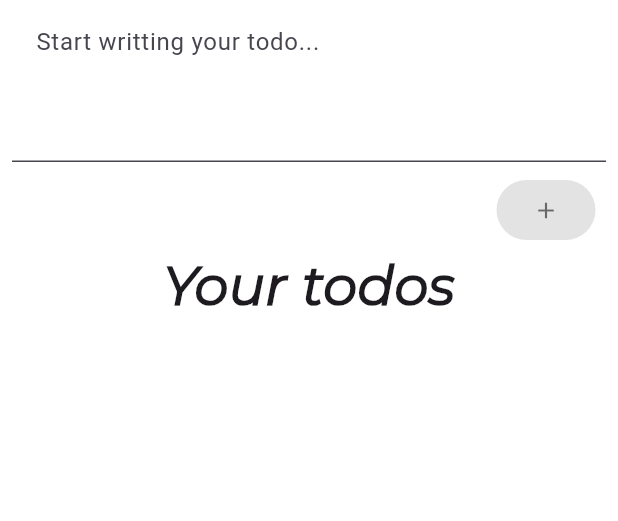
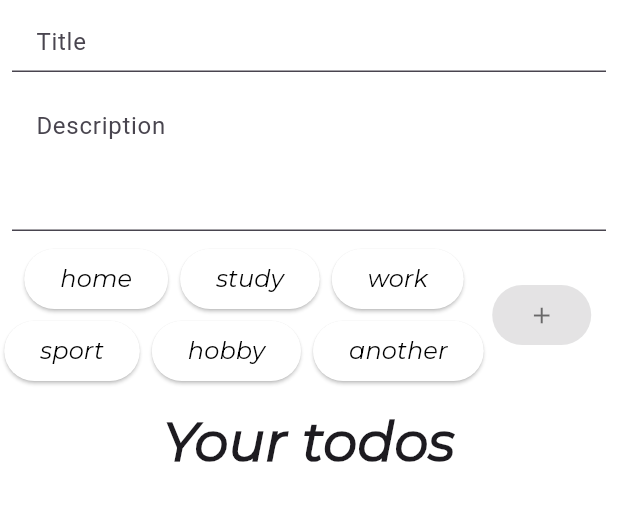
Before and after one commit to nasstis/todo-list, a Flutter app: the screen it shows after launch, on a phone screen of 412 x 824 dp, the part 84-605 px from its top. Run offline on Flutter 3.47's test engine with Material 3 defaults, Android fonts, the phone set to English and light mode, and no system bars; our stand-ins replace shared_preferences; project files that could hold a hidden picture were left out.

Commit message:
Added class Todo

```diff
--- /dev/null
+++ b/lib/models/todo.dart
@@ -0,0 +1,14 @@
+class Todo {
+  final String title;
+  final String description;
+  final String tag;
+  Todo({required this.title, required this.description, required this.tag});
+
+  Map<String, dynamic> toJson() {
+    return {
+      'title': title,
+      'description': description,
+      'tag': tag,
+    };
+  }
+}
--- a/lib/views/main_view.dart
+++ b/lib/views/main_view.dart
@@ -1,5 +1,23 @@
+import 'dart:convert';
+
 import 'package:flutter/material.dart';
 import 'package:shared_preferences/shared_preferences.dart';
+import 'package:todo_list/views/tags_view.dart';
+
+class Todo {
+  final String title;
+  final String description;
+  final String tag;
+  Todo({required this.title, required this.description, required this.tag});
+
+  Map<String, dynamic> toJson() {
+    return {
+      'title': title,
+      'description': description,
+      'tag': tag,
+    };
+  }
+}
 
 class MainPage extends StatefulWidget {
   const MainPage({super.key});
@@ -9,48 +27,65 @@ class MainPage extends StatefulWidget {
 }
 
 class _MainPageState extends State<MainPage> {
-  final _textController = TextEditingController();
+  final _titleController = TextEditingController();
+  final _descriptionController = TextEditingController();
   bool isTextEmpty = true;
+  final itemsTest = [];
   final items = [];
   final List<Color> tileColors = const [
     Color(0xFFDAFDBB),
     Color(0xFFF0F424),
     Color(0xFF9BECFF),
   ];
+  String selectedTag = '';
 
   @override
   void initState() {
-    _textController.addListener(_updateButtonState);
+    _titleController.addListener(_updateButtonState);
+    _descriptionController.addListener(_updateButtonState);
     _loadItems();
     super.initState();
   }
 
   void _updateButtonState() {
     setState(() {
-      isTextEmpty = _textController.text.isEmpty;
+      isTextEmpty =
+          _titleController.text.isEmpty || _descriptionController.text.isEmpty;
     });
   }
 
   @override
   void dispose() {
-    _textController.dispose();
+    _titleController.dispose();
+    _descriptionController.dispose();
     super.dispose();
   }
 
   void _loadItems() async {
     SharedPreferences prefs = await SharedPreferences.getInstance();
     List<String>? savedItems = prefs.getStringList('items');
+
     if (savedItems != null) {
       setState(() {
-        items.clear();
-        items.addAll(savedItems);
+        itemsTest.clear();
+
+        for (String itemString in savedItems) {
+          Map<String, dynamic> itemMap = jsonDecode(itemString);
+          Todo loadedTodo = Todo(
+              title: itemMap['title'],
+              description: itemMap['description'],
+              tag: itemMap['tag']);
+          itemsTest.add(loadedTodo);
+        }
       });
     }
   }
 
   void _saveItems() async {
     SharedPreferences prefs = await SharedPreferences.getInstance();
-    await prefs.setStringList('items', items.cast<String>());
+    List<String> todoStrings =
+        itemsTest.map((todo) => jsonEncode(todo.toJson())).toList();
+    await prefs.setStringList('items', todoStrings);
   }
 
   @override
@@ -76,31 +111,59 @@ class _MainPageState extends State<MainPage> {
                 Padding(
                   padding: const EdgeInsets.all(8.0),
                   child: SizedBox(
-                    height: 100,
+                    height: 40,
                     child: TextField(
-                      controller: _textController,
+                      controller: _titleController,
                       maxLines: null,
                       expands: true,
                       decoration: const InputDecoration(
                         filled: true,
                         fillColor: Colors.white,
-                        hintText: 'Start writting your todo...',
+                        hintText: 'Title',
+                      ),
+                    ),
+                  ),
+                ),
+                Padding(
+                  padding: const EdgeInsets.all(8.0),
+                  child: SizedBox(
+                    height: 90,
+                    child: TextField(
+                      controller: _descriptionController,
+                      maxLines: null,
+                      expands: true,
+                      decoration: const InputDecoration(
+                        filled: true,
+                        fillColor: Colors.white,
+                        hintText: 'Description',
                       ),
                     ),
                   ),
                 ),
                 Row(
-                  mainAxisAlignment: MainAxisAlignment.end,
+                  mainAxisAlignment: MainAxisAlignment.spaceAround,
                   children: [
+                    TagSelector(
+                      onTagSelected: (tag) {
+                        setState(() {
+                          selectedTag = tag; // Отримання вибраного тегу
+                        });
+                      },
+                    ),
                     Padding(
                       padding: const EdgeInsets.only(right: 15.0),
                       child: ElevatedButton(
                         onPressed: isTextEmpty
                             ? null
                             : () {
+                                Todo newTodo = Todo(
+                                    title: _titleController.text,
+                                    description: _descriptionController.text,
+                                    tag: selectedTag);
                                 setState(() {
-                                  items.add(_textController.text);
-                                  _textController.clear();
+                                  itemsTest.add(newTodo);
+                                  _titleController.clear();
+                                  _descriptionController.clear();
                                   _saveItems();
                                 });
                               },
@@ -114,12 +177,15 @@ class _MainPageState extends State<MainPage> {
                     ),
                   ],
                 ),
-                const Text(
+                const Padding(
+                  padding: EdgeInsets.only(top: 10.0),
+                  child: Text(
                     'Your todos',
                     style: TextStyle(
                         fontFamily: 'Montserrat',
                         fontSize: 36,
                         fontWeight: FontWeight.bold),
+                  ),
                 ),
               ]),
             ),
@@ -127,14 +193,14 @@ class _MainPageState extends State<MainPage> {
               child: Padding(
                 padding: const EdgeInsets.all(8.0),
                 child: ListView.builder(
-                  itemCount: items.length,
+                  itemCount: itemsTest.length,
                   itemBuilder: (context, index) {
                     return Dismissible(
-                      key: Key(items[index]),
+                      key: Key(itemsTest[index].title),
                       direction: DismissDirection.endToStart,
                       onDismissed: (direction) {
                         setState(() {
-                          items.removeAt(index);
+                          itemsTest.removeAt(index);
                           _saveItems();
                         });
                       },
@@ -171,14 +237,26 @@ class _MainPageState extends State<MainPage> {
                         padding: const EdgeInsets.only(bottom: 12.0),
                         child: ListTile(
                           title: Text(
-                            items[index],
+                            itemsTest[index].tag,
                             style: const TextStyle(
                               color: Colors.black,
                               fontFamily: 'Montserrat',
-                                fontSize: 16),
+                              fontSize: 16,
+                              fontWeight: FontWeight.bold,
+                            ),
+                          ),
+                          subtitle: Text(
+                            itemsTest[index]
+                                .description, // Додайте відображення опису тут
+                            style: const TextStyle(
+                              color: Colors.black54,
+                              fontFamily: 'Montserrat',
+                              fontSize: 14,
+                            ),
                           ),
                           shape: RoundedRectangleBorder(
-                              borderRadius: BorderRadius.circular(20.0)),
+                            borderRadius: BorderRadius.circular(20.0),
+                          ),
                           tileColor: tileColors[index % tileColors.length],
                         ),
                       ),
--- /dev/null
+++ b/lib/views/tags_view.dart
@@ -0,0 +1,104 @@
+import 'package:flutter/material.dart';
+
+class TagWidget extends StatefulWidget {
+  final String text;
+  final bool isSelected;
+  final Function(bool) onSelect;
+
+  const TagWidget({
+    Key? key,
+    required this.text,
+    required this.isSelected,
+    required this.onSelect,
+  }) : super(key: key);
+
+  @override
+  _TagWidgetState createState() => _TagWidgetState();
+}
+
+class _TagWidgetState extends State<TagWidget> {
+  @override
+  Widget build(BuildContext context) {
+    return ElevatedButton(
+      onPressed: () {
+        widget.onSelect(!widget.isSelected);
+      },
+      style: ElevatedButton.styleFrom(
+        shape:
+            RoundedRectangleBorder(borderRadius: BorderRadius.circular(20.0)),
+        backgroundColor:
+            widget.isSelected ? const Color(0xffdafdbb) : Colors.white,
+      ),
+      child: Text(
+        widget.text,
+        style: TextStyle(
+          color: Colors.black,
+          fontSize: 16,
+          fontFamily: 'Montserrat',
+          fontWeight: widget.isSelected ? FontWeight.bold : FontWeight.normal,
+        ),
+      ),
+    );
+  }
+}
+
+class TagSelector extends StatefulWidget {
+  final Function(String) onTagSelected;
+
+  const TagSelector({super.key, required this.onTagSelected});
+  @override
+  _TagSelectorState createState() => _TagSelectorState();
+}
+
+class _TagSelectorState extends State<TagSelector> {
+  String selectedTag = '';
+  final List<String> tags = [
+    'home',
+    'study',
+    'work',
+    'sport',
+    'hobby',
+    'another'
+  ];
+
+  @override
+  Widget build(BuildContext context) {
+    return Column(
+      children: [
+        Wrap(
+          alignment: WrapAlignment.start,
+          spacing: 8.0,
+          children: tags.take(3).map((tag) {
+            return TagWidget(
+              text: tag,
+              isSelected: selectedTag == tag,
+              onSelect: (isSelected) {
+                handleTagSelection(isSelected, tag);
+              },
+            );
+          }).toList(),
+        ),
+        Wrap(
+          alignment: WrapAlignment.start,
+          spacing: 8.0,
+          children: tags.skip(3).map((tag) {
+            return TagWidget(
+              text: tag,
+              isSelected: selectedTag == tag,
+              onSelect: (isSelected) {
+                handleTagSelection(isSelected, tag);
+              },
+            );
+          }).toList(),
+        ),
+      ],
+    );
+  }
+
+  void handleTagSelection(bool isSelected, String tag) {
+    setState(() {
+      selectedTag = isSelected ? tag : '';
+      widget.onTagSelected(selectedTag);
+    });
+  }
+}
```
Lines whose indentation alone changed are shown as unchanged.
